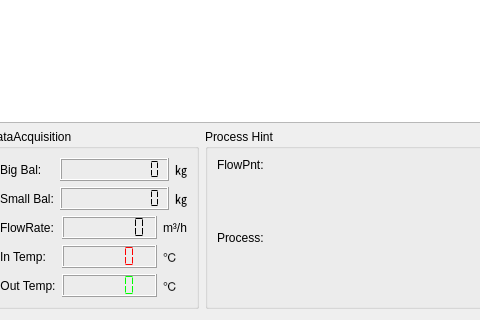
flimmy78/qtverify, file source/flowweight/flowweight.ui: the form before one commit; both pictures show x 616 to 1096 and y 536 to 856 of the 1325 by 856 pixel window.
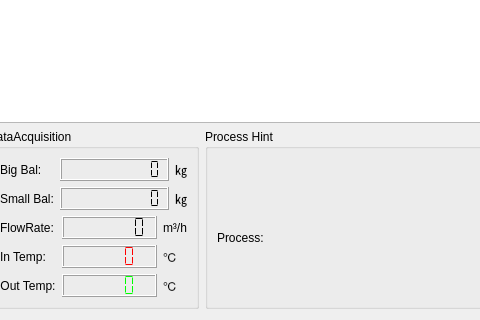
The form after the commit.

Patch:
```diff
--- a/source/flowweight/flowweight.ui
+++ b/source/flowweight/flowweight.ui
@@ -917,7 +917,7 @@
            </sizepolicy>
           </property>
           <property name="text">
-           <string>FlowPnt:</string>
+           <string/>
           </property>
           <property name="alignment">
            <set>Qt::AlignLeading|Qt::AlignLeft|Qt::AlignTop</set>
```
Left out of the diff: 7 changed lines with no effect on the pictures.
